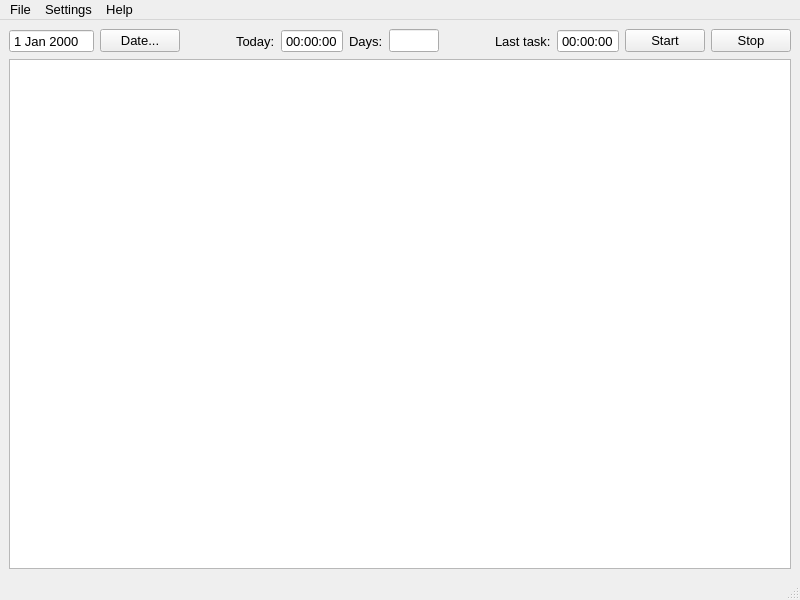
OscarVegener/UnderManager, file mainwindow.ui: the form before one commit.
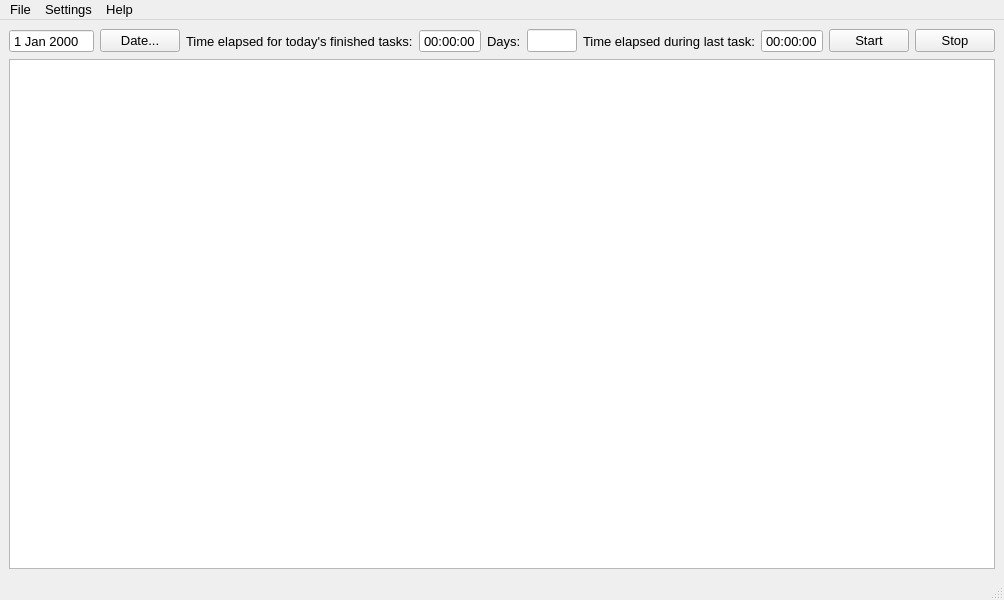
The form after the commit. Icons and pictures are not drawn.

Commit message: Added total time elapsed for today's finished tasks

Patch:
```diff
--- a/mainwindow.ui
+++ b/mainwindow.ui
@@ -6,7 +6,7 @@
    <rect>
     <x>0</x>
     <y>0</y>
-    <width>800</width>
+    <width>836</width>
     <height>600</height>
    </rect>
   </property>
@@ -75,7 +75,7 @@
       <item>
        <widget class="QLabel" name="todayLabel">
         <property name="text">
-         <string>Today:</string>
+         <string>Time elapsed for today's finished tasks:</string>
         </property>
        </widget>
       </item>
@@ -134,7 +134,7 @@
       <item>
        <widget class="QLabel" name="labelLastTask">
         <property name="text">
-         <string>Last task:</string>
+         <string>Time elapsed during last task:</string>
         </property>
        </widget>
       </item>
@@ -243,7 +243,7 @@
     <rect>
      <x>0</x>
      <y>0</y>
-     <width>800</width>
+     <width>836</width>
      <height>29</height>
     </rect>
    </property>
```
The commit also changes 5 other files.
